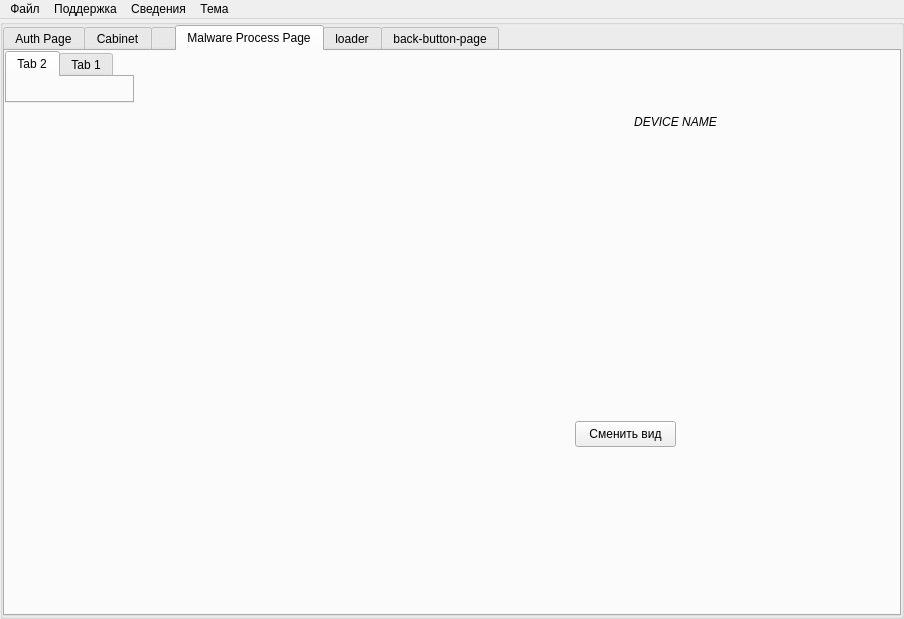
First picture: the form in ui/mainwindow.ui, repository badcast/adskiller, before the edit.
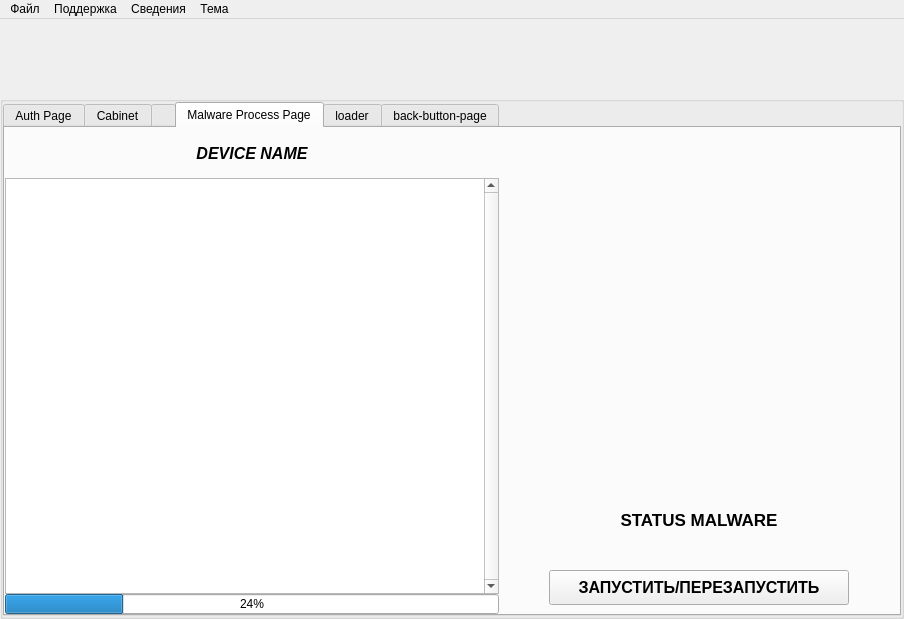
Second picture: the form after the edit. The open tabs and pages were chosen to show the change. Icons and pictures are not drawn.

Patch:
```diff
--- a/ui/mainwindow.ui
+++ b/ui/mainwindow.ui
@@ -36,6 +36,12 @@
    <string notr="true"/>
   </property>
   <widget class="QWidget" name="centralwidget">
+   <property name="sizePolicy">
+    <sizepolicy hsizetype="Preferred" vsizetype="Expanding">
+     <horstretch>0</horstretch>
+     <verstretch>0</verstretch>
+    </sizepolicy>
+   </property>
    <layout class="QGridLayout" name="gridLayout_9">
     <property name="leftMargin">
      <number>0</number>
@@ -49,46 +55,10 @@
     <property name="bottomMargin">
      <number>0</number>
     </property>
-    <item row="0" column="0">
-     <widget class="QScrollArea" name="topscroll">
-      <property name="frameShape">
-       <enum>QFrame::Shape::NoFrame</enum>
-      </property>
-      <property name="verticalScrollBarPolicy">
-       <enum>Qt::ScrollBarPolicy::ScrollBarAlwaysOff</enum>
-      </property>
-      <property name="horizontalScrollBarPolicy">
-       <enum>Qt::ScrollBarPolicy::ScrollBarAlwaysOff</enum>
-      </property>
-      <property name="widgetResizable">
-       <bool>true</bool>
-      </property>
-      <widget class="QWidget" name="scrollAreaWidgetContents">
-       <property name="geometry">
-        <rect>
-         <x>0</x>
-         <y>0</y>
-         <width>904</width>
-         <height>596</height>
-        </rect>
-       </property>
-       <layout class="QVBoxLayout" name="gridLayout">
         <property name="spacing">
          <number>0</number>
         </property>
-        <property name="leftMargin">
-         <number>0</number>
-        </property>
-        <property name="topMargin">
-         <number>0</number>
-        </property>
-        <property name="rightMargin">
-         <number>0</number>
-        </property>
-        <property name="bottomMargin">
-         <number>0</number>
-        </property>
-        <item>
+    <item row="1" column="0">
          <widget class="QGroupBox" name="contentLayout">
           <property name="flat">
            <bool>false</bool>
@@ -112,10 +82,10 @@
            <property name="spacing">
             <number>0</number>
            </property>
-           <item row="0" column="0">
+       <item row="2" column="0">
             <widget class="QTabWidget" name="tabWidget">
              <property name="currentIndex">
-              <number>3</number>
+          <number>4</number>
              </property>
              <widget class="QWidget" name="page_auth">
               <attribute name="title">
@@ -137,7 +107,7 @@
                <property name="spacing">
                 <number>0</number>
                </property>
-               <item row="0" column="0">
+           <item row="1" column="0">
                 <widget class="QFrame" name="frame_4">
                  <property name="minimumSize">
                   <size>
@@ -210,7 +180,7 @@
                    <string>Введите Токен-доступа для авторизаций в приложений</string>
                   </property>
                  </widget>
-                 <widget class="QCheckBox" name="checkBox">
+             <widget class="QCheckBox" name="checkAutoLogin">
                   <property name="geometry">
                    <rect>
                     <x>90</x>
@@ -328,7 +298,7 @@
                   <property name="geometry">
                    <rect>
                     <x>0</x>
-                    <y>-118</y>
+                <y>0</y>
                     <width>880</width>
                     <height>1160</height>
                    </rect>
@@ -651,7 +621,7 @@
                         </property>
                         <property name="styleSheet">
                          <string notr="true">color: white;
-                                                                            background: transparent</string>
+                                        background: transparent</string>
                         </property>
                         <property name="text">
                          <string>СЕРВИС УСЛУГИ</string>
@@ -740,15 +710,15 @@
                          </property>
                          <property name="styleSheet">
                           <string notr="true">
-                                                                                padding: 10px;
-                                                                                text-align: bottom center;
-                                                                                image: url(:/resources/remove-ads);
-                                                                                image-position: top center;
+                                          padding: 10px;
+                                          text-align: bottom center;
+                                          image: url(:/resources/remove-ads);
+                                          image-position: top center;
                                                                             </string>
                          </property>
                          <property name="text">
                           <string>Обезвредить
-                                                                                Рекламу</string>
+                                          Рекламу</string>
                          </property>
                          <property name="default">
                           <bool>true</bool>
@@ -783,15 +753,15 @@
                          </property>
                          <property name="styleSheet">
                           <string notr="true">
-                                                                                padding: 10px;
-                                                                                text-align: bottom center;
-                                                                                image: url(:/resources/remove-ads);
-                                                                                image-position: top center;
+                                          padding: 10px;
+                                          text-align: bottom center;
+                                          image: url(:/resources/remove-ads);
+                                          image-position: top center;
                                                                             </string>
                          </property>
                          <property name="text">
                           <string>Обезвредить
-                                                                                Рекламу</string>
+                                          Рекламу</string>
                          </property>
                          <property name="default">
                           <bool>true</bool>
@@ -858,6 +828,45 @@
                   <property name="bottomMargin">
                    <number>5</number>
                   </property>
+              <item>
+               <widget class="QPushButton" name="logoutButton">
+                <property name="minimumSize">
+                 <size>
+                  <width>90</width>
+                  <height>40</height>
+                 </size>
+                </property>
+                <property name="maximumSize">
+                 <size>
+                  <width>40</width>
+                  <height>40</height>
+                 </size>
+                </property>
+                <property name="styleSheet">
+                 <string notr="true">QPushButton
+                                {
+                                background: #A52A2A;
+                                color: white;
+                                }
+
+                                QPushButton::hover
+                                {
+                                background: #8A3324;
+                                }
+
+                                QPushButton::pressed
+                                {
+                                background: #3D2B1F;
+                                }</string>
+                </property>
+                <property name="text">
+                 <string>Выйти</string>
+                </property>
+                <property name="icon">
+                 <iconset theme="QIcon::ThemeIcon::SystemLogOut"/>
+                </property>
+               </widget>
+              </item>
                   <item>
                    <widget class="QLabel" name="label_6">
                     <property name="font">
@@ -869,7 +878,7 @@
                     </property>
                     <property name="styleSheet">
                      <string notr="true">color: white;
-                                                            background: transparent</string>
+                                background: transparent</string>
                     </property>
                     <property name="text">
                      <string>ДОБРО ПОЖАЛОВАТЬ В ADSKILLER! - &lt;a color=white href=&quot;https://imister.kz&quot;&gt;imister.kz&lt;/a&gt;</string>
@@ -897,7 +906,21 @@
                      </size>
                     </property>
                     <property name="styleSheet">
-                     <string notr="true">background: inherit</string>
+                 <string notr="true">QPushButton
+                                {
+                                background: #A52A2A;
+                                color: white;
+                                }
+
+                                QPushButton::hover
+                                {
+                                background: #8A3324;
+                                }
+
+                                QPushButton::pressed
+                                {
+                                background: #3D2B1F;
+                                }</string>
                     </property>
                     <property name="text">
                      <string/>
@@ -918,7 +941,30 @@
               </attribute>
               <layout class="QHBoxLayout">
                <item>
-                <layout class="QVBoxLayout" name="verticalLayout_4">
+            <spacer name="horizontalSpacer_2">
+             <property name="orientation">
+              <enum>Qt::Orientation::Horizontal</enum>
+             </property>
+             <property name="sizeType">
+              <enum>QSizePolicy::Policy::Expanding</enum>
+             </property>
+             <property name="sizeHint" stdset="0">
+              <size>
+               <width>40</width>
+               <height>20</height>
+              </size>
+             </property>
+            </spacer>
+           </item>
+           <item>
+            <widget class="QFrame" name="device_left_group">
+             <property name="sizePolicy">
+              <sizepolicy hsizetype="Expanding" vsizetype="Preferred">
+               <horstretch>0</horstretch>
+               <verstretch>0</verstretch>
+              </sizepolicy>
+             </property>
+             <layout class="QVBoxLayout">
                  <item>
                   <widget class="QScrollArea" name="scrollArea_2">
                    <property name="lineWidth">
@@ -938,8 +984,8 @@
                      <rect>
                       <x>0</x>
                       <y>0</y>
-                      <width>647</width>
-                      <height>446</height>
+                   <width>557</width>
+                   <height>378</height>
                      </rect>
                     </property>
                     <layout class="QGridLayout" name="gridLayout_2">
@@ -976,6 +1022,12 @@
                  </item>
                  <item>
                   <widget class="QLabel" name="label_5">
+                <property name="sizePolicy">
+                 <sizepolicy hsizetype="Expanding" vsizetype="Expanding">
+                  <horstretch>0</horstretch>
+                  <verstretch>0</verstretch>
+                 </sizepolicy>
+                </property>
                    <property name="minimumSize">
                     <size>
                      <width>0</width>
@@ -1005,9 +1057,13 @@
                   </widget>
                  </item>
                 </layout>
+            </widget>
                </item>
                <item>
-                <layout class="QVBoxLayout" name="right_groupa">
+            <layout class="QVBoxLayout" name="device_right_group">
+             <property name="spacing">
+              <number>0</number>
+             </property>
                  <item>
                   <spacer name="verticalSpacer">
                    <property name="orientation">
@@ -1059,12 +1115,12 @@
                     <enum>Qt::Orientation::Vertical</enum>
                    </property>
                    <property name="sizeType">
-                    <enum>QSizePolicy::Policy::Preferred</enum>
+                <enum>QSizePolicy::Policy::Expanding</enum>
                    </property>
                    <property name="sizeHint" stdset="0">
                     <size>
                      <width>20</width>
-                     <height>40</height>
+                 <height>5</height>
                     </size>
                    </property>
                   </spacer>
@@ -1122,30 +1178,129 @@
                  </item>
                 </layout>
                </item>
+           <item>
+            <spacer name="horizontalSpacer">
+             <property name="orientation">
+              <enum>Qt::Orientation::Horizontal</enum>
+             </property>
+             <property name="sizeHint" stdset="0">
+              <size>
+               <width>40</width>
+               <height>20</height>
+              </size>
+             </property>
+            </spacer>
+           </item>
               </layout>
              </widget>
              <widget class="QWidget" name="page_adsmalware">
               <attribute name="title">
                <string>Malware Process Page</string>
               </attribute>
+          <layout class="QGridLayout" name="gridLayout_asd2" rowstretch="0,0,0">
+           <property name="leftMargin">
+            <number>0</number>
+           </property>
+           <property name="topMargin">
+            <number>0</number>
+           </property>
+           <property name="rightMargin">
+            <number>0</number>
+           </property>
+           <property name="bottomMargin">
+            <number>0</number>
+           </property>
+           <property name="spacing">
+            <number>0</number>
+           </property>
+           <item row="2" column="0">
+            <widget class="QFrame" name="frame22">
+             <property name="minimumSize">
+              <size>
+               <width>0</width>
+               <height>0</height>
+              </size>
+             </property>
+             <layout class="QHBoxLayout" name="centralVertical">
+              <property name="spacing">
+               <number>0</number>
+              </property>
+              <property name="leftMargin">
+               <number>0</number>
+              </property>
+              <property name="topMargin">
+               <number>0</number>
+              </property>
+              <property name="rightMargin">
+               <number>0</number>
+              </property>
+              <property name="bottomMargin">
+               <number>0</number>
+              </property>
+              <item>
+               <layout class="QGridLayout" name="gridLayout_11" columnminimumwidth="0,0">
+                <property name="spacing">
+                 <number>0</number>
+                </property>
+                <item row="1" column="1">
+                 <widget class="QListView" name="processLogStatus">
+                  <property name="minimumSize">
+                   <size>
+                    <width>100</width>
+                    <height>0</height>
+                   </size>
+                  </property>
+                  <property name="tabletTracking">
+                   <bool>true</bool>
+                  </property>
+                  <property name="verticalScrollBarPolicy">
+                   <enum>Qt::ScrollBarPolicy::ScrollBarAlwaysOn</enum>
+                  </property>
+                  <property name="horizontalScrollBarPolicy">
+                   <enum>Qt::ScrollBarPolicy::ScrollBarAlwaysOff</enum>
+                  </property>
+                  <property name="editTriggers">
+                   <set>QAbstractItemView::EditTrigger::NoEditTriggers</set>
+                  </property>
+                  <property name="wordWrap">
+                   <bool>true</bool>
+                  </property>
+                 </widget>
+                </item>
+                <item row="2" column="1">
+                 <widget class="QProgressBar" name="processBarStatus">
+                  <property name="minimumSize">
+                   <size>
+                    <width>0</width>
+                    <height>20</height>
+                   </size>
+                  </property>
+                  <property name="maximumSize">
+                   <size>
+                    <width>16777215</width>
+                    <height>20</height>
+                   </size>
+                  </property>
+                  <property name="value">
+                   <number>24</number>
+                  </property>
+                 </widget>
+                </item>
+                <item row="0" column="1">
               <widget class="QLabel" name="deviceLabelName">
-               <property name="geometry">
-                <rect>
-                 <x>580</x>
-                 <y>30</y>
-                 <width>181</width>
-                 <height>81</height>
-                </rect>
+                  <property name="minimumSize">
+                   <size>
+                    <width>0</width>
+                    <height>50</height>
+                   </size>
                </property>
                <property name="font">
                 <font>
-                 <pointsize>9</pointsize>
+                    <pointsize>12</pointsize>
                  <italic>true</italic>
-                </font>
-               </property>
-               <property name="styleSheet">
-                <string notr="true">writing-mode: vertical-rl;</string>
-               </property>
+                    <bold>true</bold>
+                   </font>
+                  </property>
                <property name="text">
                 <string>DEVICE NAME</string>
                </property>
@@ -1158,81 +1313,58 @@
                <property name="textInteractionFlags">
                 <set>Qt::TextInteractionFlag::NoTextInteraction</set>
                </property>
-              </widget>
-              <widget class="QPushButton" name="malwareLayoutSwitchButton">
-               <property name="geometry">
-                <rect>
-                 <x>570</x>
-                 <y>370</y>
-                 <width>101</width>
-                 <height>26</height>
-                </rect>
-               </property>
+                  <layout class="QGridLayout"/>
+                 </widget>
+                </item>
+               </layout>
+              </item>
+              <item>
+               <widget class="QFrame" name="frame333">
                <property name="minimumSize">
                 <size>
-                 <width>101</width>
-                 <height>26</height>
-                </size>
-               </property>
-               <property name="maximumSize">
-                <size>
-                 <width>101</width>
-                 <height>26</height>
-                </size>
-               </property>
-               <property name="text">
-                <string>Сменить вид</string>
-               </property>
-              </widget>
-              <widget class="QWidget" name="gridLayoutWidget_2">
-               <property name="geometry">
-                <rect>
-                 <x>0</x>
-                 <y>0</y>
-                 <width>129</width>
-                 <height>52</height>
-                </rect>
-               </property>
-               <layout class="QGridLayout" name="malwareContentLayout">
+                  <width>400</width>
+                  <height>0</height>
+                 </size>
+                </property>
+                <layout class="QGridLayout" name="layoutShowCircle">
                 <property name="spacing">
                  <number>0</number>
                 </property>
-                <item row="0" column="0">
-                 <widget class="QTabWidget" name="tabWidget_2">
-                  <property name="currentIndex">
-                   <number>1</number>
-                  </property>
-                  <widget class="QWidget" name="tab_3">
-                   <attribute name="title">
-                    <string>Tab 2</string>
-                   </attribute>
-                   <widget class="QWidget" name="verticalLayoutWidget_2">
-                    <property name="geometry">
-                     <rect>
-                      <x>10</x>
-                      <y>30</y>
-                      <width>531</width>
-                      <height>281</height>
-                     </rect>
+                 <item row="1" column="0">
+                  <widget class="QFrame" name="frame33">
+                   <property name="minimumSize">
+                    <size>
+                     <width>300</width>
+                     <height>250</height>
+                    </size>
                     </property>
                     <layout class="QVBoxLayout" name="progressCircleLayout">
                      <property name="spacing">
                       <number>0</number>
                      </property>
-                    </layout>
-                   </widget>
-                   <widget class="QWidget" name="verticalLayoutWidget_3">
-                    <property name="geometry">
-                     <rect>
-                      <x>10</x>
-                      <y>320</y>
-                      <width>531</width>
-                      <height>41</height>
-                     </rect>
-                    </property>
-                    <layout class="QVBoxLayout" name="verticalLayout_2">
-                     <item>
+                    <property name="leftMargin">
+                     <number>25</number>
+                    </property>
+                    <property name="topMargin">
+                     <number>25</number>
+                    </property>
+                    <property name="rightMargin">
+                     <number>25</number>
+                    </property>
+                    <property name="bottomMargin">
+                     <number>25</number>
+                    </property>
+                   </layout>
+                  </widget>
+                 </item>
+                 <item row="2" column="0">
                       <widget class="QLabel" name="malwareStatusText0">
+                   <property name="maximumSize">
+                    <size>
+                     <width>16777215</width>
+                     <height>100</height>
+                    </size>
+                   </property>
                        <property name="font">
                         <font>
                          <pointsize>13</pointsize>
@@ -1251,62 +1383,38 @@
                        </property>
                       </widget>
                      </item>
-                    </layout>
-                   </widget>
-                  </widget>
-                  <widget class="QWidget" name="tab_2">
-                   <attribute name="title">
-                    <string>Tab 1</string>
-                   </attribute>
-                   <widget class="QListView" name="processLogStatus">
-                    <property name="geometry">
-                     <rect>
-                      <x>0</x>
-                      <y>0</y>
-                      <width>551</width>
-                      <height>321</height>
-                     </rect>
-                    </property>
-                    <property name="tabletTracking">
-                     <bool>true</bool>
-                    </property>
-                    <property name="editTriggers">
-                     <set>QAbstractItemView::EditTrigger::NoEditTriggers</set>
-                    </property>
-                    <property name="wordWrap">
-                     <bool>true</bool>
-                    </property>
-                   </widget>
-                   <widget class="QProgressBar" name="processBarStatus">
-                    <property name="geometry">
-                     <rect>
-                      <x>0</x>
-                      <y>330</y>
-                      <width>551</width>
-                      <height>20</height>
-                     </rect>
-                    </property>
+                 <item row="3" column="0">
+                  <widget class="QPushButton" name="malwareReRun">
                     <property name="minimumSize">
                      <size>
-                      <width>531</width>
-                      <height>20</height>
+                     <width>200</width>
+                     <height>35</height>
                      </size>
                     </property>
                     <property name="maximumSize">
                      <size>
-                      <width>16777215</width>
-                      <height>20</height>
-                     </size>
-                    </property>
-                    <property name="value">
-                     <number>24</number>
-                    </property>
-                   </widget>
-                  </widget>
-                 </widget>
+                     <width>300</width>
+                     <height>16777215</height>
+                    </size>
+                   </property>
+                   <property name="font">
+                    <font>
+                     <pointsize>12</pointsize>
+                     <bold>true</bold>
+                    </font>
+                   </property>
+                   <property name="text">
+                    <string>ЗАПУСТИТЬ/ПЕРЕЗАПУСТИТЬ</string>
+                   </property>
+                  </widget>
+                 </item>
+                </layout>
+               </widget>
                 </item>
                </layout>
               </widget>
+           </item>
+          </layout>
              </widget>
              <widget class="QWidget" name="page_loader">
               <attribute name="title">
@@ -1459,20 +1567,20 @@
                   </property>
                   <property name="styleSheet">
                    <string notr="true">QPushButton
-                                                    {
-                                                    background: #A52A2A;
-                                                    color: white;
-                                                    }
+                            {
+                            background: #A52A2A;
+                            color: white;
+                            }
 
-                                                    QPushButton::hover
-                                                    {
-                                                    background: #8A3324;
-                                                    }
+                            QPushButton::hover
+                            {
+                            background: #8A3324;
+                            }
 
-                                                    QPushButton::pressed
-                                                    {
-                                                    background: #3D2B1F;
-                                                    }</string>
+                            QPushButton::pressed
+                            {
+                            background: #3D2B1F;
+                            }</string>
                   </property>
                   <property name="text">
                    <string>Назад</string>
@@ -1502,7 +1610,7 @@
                   </property>
                   <property name="styleSheet">
                    <string notr="true">color: white;
-                                                    background: transparent</string>
+                            background: transparent</string>
                   </property>
                   <property name="text">
                    <string>ДОБРО ПОЖАЛОВАТЬ В ADSKILLER! - &lt;a color=white href=&quot;https://imister.kz&quot;&gt;imister.kz&lt;/a&gt;</string>
@@ -1523,8 +1631,25 @@
           </layout>
          </widget>
         </item>
-       </layout>
-      </widget>
+    <item row="0" column="0">
+     <widget class="QFrame" name="topcontent">
+      <property name="sizePolicy">
+       <sizepolicy hsizetype="Preferred" vsizetype="Expanding">
+        <horstretch>0</horstretch>
+        <verstretch>0</verstretch>
+       </sizepolicy>
+      </property>
+      <property name="baseSize">
+       <size>
+        <width>0</width>
+        <height>0</height>
+       </size>
+      </property>
+      <layout class="QVBoxLayout">
+       <property name="spacing">
+        <number>0</number>
+       </property>
+      </layout>
      </widget>
     </item>
    </layout>
```
Left out of the diff: 3 changed lines with no effect on the pictures. Lines whose indentation alone changed are shown as unchanged.
